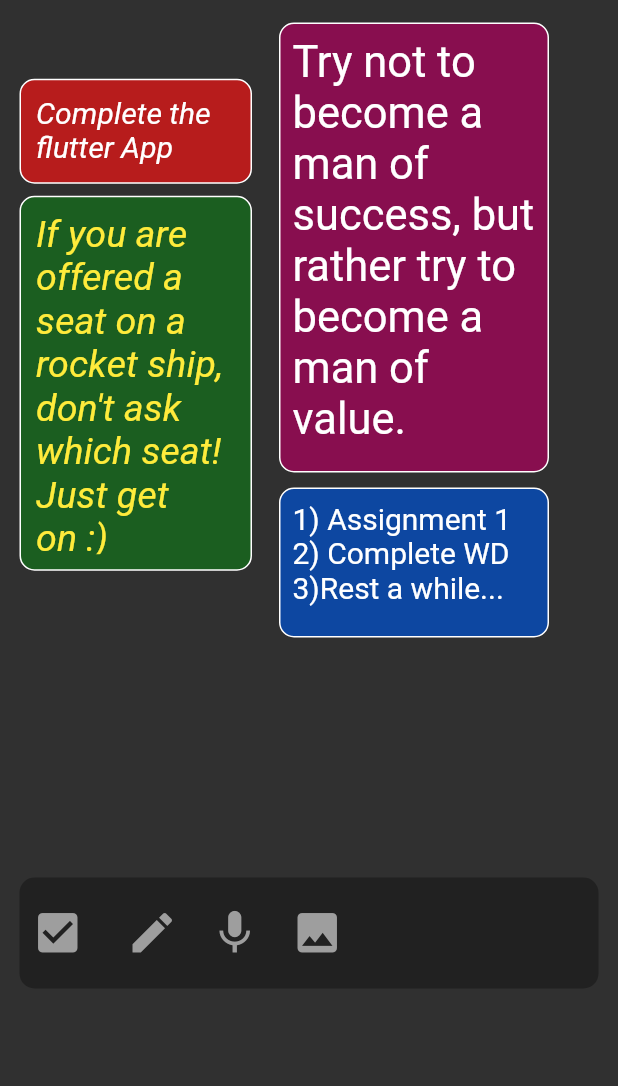
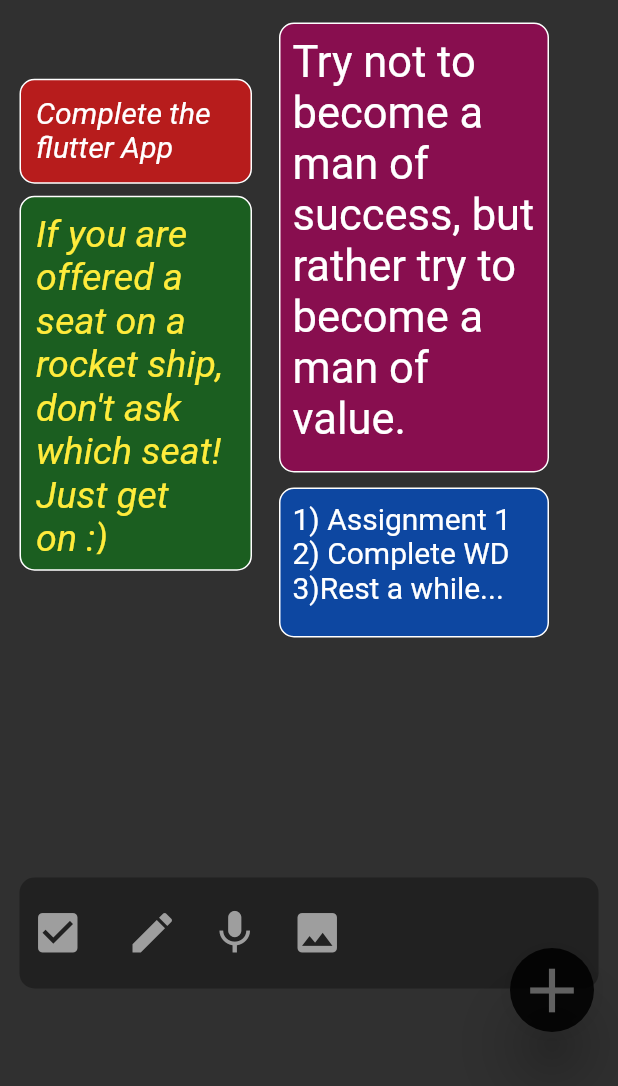
Before and after one commit to Rohit-RA-2020/Keep_Notes_UI, a Flutter app: the screen it shows after launch, on a phone screen of 412 x 824 dp, the part 150-1236 px from its top. Run offline on Flutter 3.47's test engine with Material 2 defaults, Android fonts, the phone set to English and light mode, and no system bars.

Commit message:
Floating Action Button

```diff
--- a/lib/main.dart
+++ b/lib/main.dart
@@ -10,6 +10,20 @@ class MyApp extends StatelessWidget {
       title: "Note App",
       theme: ThemeData.dark(),
       home: Scaffold(
+        floatingActionButton: Padding(
+          padding: const EdgeInsets.only(bottom:20.0),
+          child: FloatingActionButton(
+            onPressed: () {},
+            child: Icon(Icons.add, size: 50, color:Colors.grey[700]),
+            backgroundColor: Colors.black87,
+            elevation: 18,
+          ),
+        ),
+        drawer: Drawer(
+          child: ListView(
+            children: <Widget>[Text('data')],
+          ),
+        ),
         body: Padding(
           padding: const EdgeInsets.only(top: 40.0, left: 13.0, right: 13.0),
           child: Column(
```
